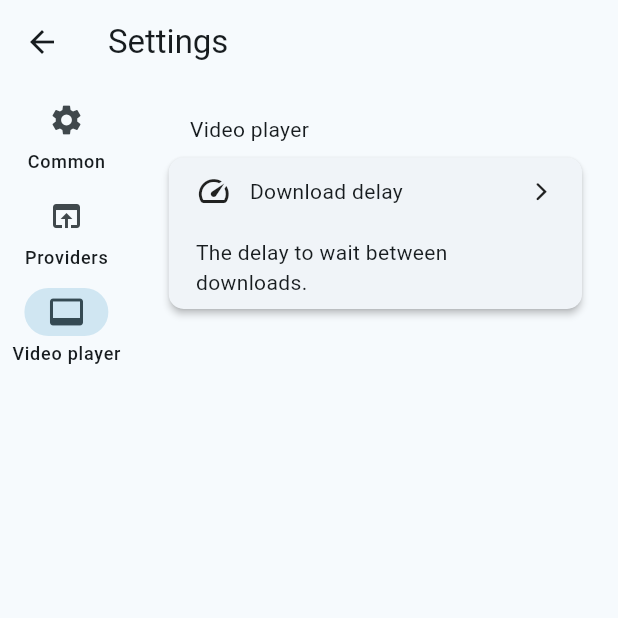
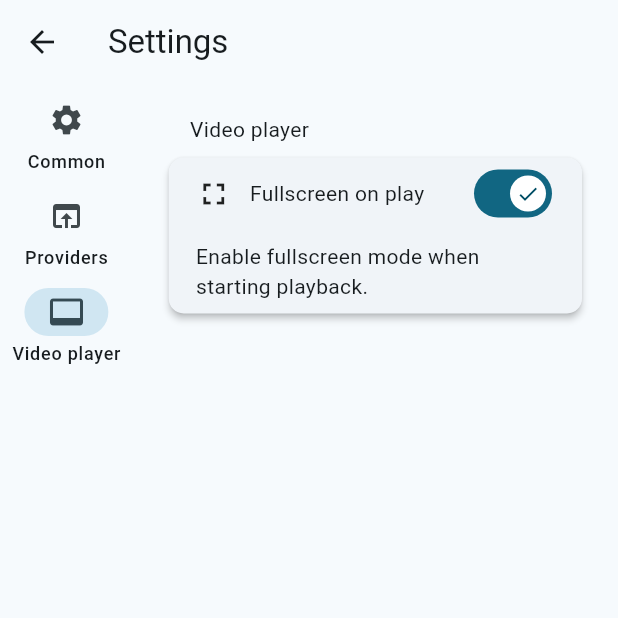
Before and after one commit to callisto-jovy/Viddroid, a Flutter app: the SettingsView screen opened directly, after a tap on "Providers", after a tap on "Video player", on a phone screen of 412 x 824 dp, the top half of it. Run offline on Flutter 3.47's test engine with Material 2 defaults, Android fonts, the light colour scheme and no system bars; our stand-ins replace awesome_snackbar_content, cached_network_image, cookie_jar, dio, dio_cookie_manager, file_picker and 2 more; missing offline and left inert: encrypt, jovial_misc, local_notifier, localstore, media_kit, media_kit_video and 3 more; statements that could not run were skipped.

Commit message:
More settings.

```diff
--- a/lib/main.dart
+++ b/lib/main.dart
@@ -2,7 +2,6 @@ import 'package:flutter/material.dart';
 import 'package:local_notifier/local_notifier.dart';
 import 'package:viddroid_flutter_desktop/util/custom_scroll_behaviour.dart';
 import 'package:viddroid_flutter_desktop/util/setting/settings.dart';
-import 'package:viddroid_flutter_desktop/util/watchable/watchables.dart';
 import 'package:viddroid_flutter_desktop/views/main_view.dart';
 
 void main() async {
--- a/lib/views/settings_view.dart
+++ b/lib/views/settings_view.dart
@@ -2,6 +2,7 @@ import 'package:flutter/material.dart';
 import 'package:viddroid_flutter_desktop/views/providers_view.dart';
 import 'package:viddroid_flutter_desktop/widgets/settings/base_settings_tile.dart';
 
+import '../util/setting/settings.dart';
 import '../widgets/settings/settings_list.dart';
 import '../widgets/settings/settings_section.dart';
 import '../widgets/snackbars.dart';
@@ -32,9 +33,7 @@ class _SettingsViewState extends State<SettingsView> {
                   description: const Text('Choose the application\'s language.'),
                   onPressed: (c) => ScaffoldMessenger.of(context)
                       .showSnackBar(infoSnackbar('This feature is not implemented yet')),
-                  initialValue: false,
                   tileType: SettingsTileType.navigationTile,
-                  enabled: true,
                 ),
               ],
               margin: const EdgeInsetsDirectional.all(20),
@@ -46,16 +45,13 @@ class _SettingsViewState extends State<SettingsView> {
                 SimpleSettingsTile(
                   leading: const Icon(Icons.pageview_rounded),
                   title: const Text('Selected providers'),
-                  description:
-                      const Text('Choose which providers should be searched.'),
-                  initialValue: false,
+                  description: const Text('Choose which providers should be searched.'),
                   tileType: SettingsTileType.navigationTile,
                   onPressed: (context) => Navigator.push(
                       context,
                       MaterialPageRoute(
                         builder: (context) => const ProviderSelectionView(),
                       )),
-                  enabled: true,
                 )
               ],
               margin: const EdgeInsetsDirectional.all(20),
@@ -65,14 +61,17 @@ class _SettingsViewState extends State<SettingsView> {
               icon: const Icon(Icons.video_label),
               tiles: [
                 SimpleSettingsTile(
-                  leading: const Icon(Icons.speed),
-                  title: const Text('Download delay'),
-                  description: const Text('The delay to wait between downloads.'),
-                  onPressed: (c) => ScaffoldMessenger.of(context)
-                      .showSnackBar(infoSnackbar('This feature is not implemented yet')),
-                  initialValue: false,
-                  tileType: SettingsTileType.navigationTile,
-                  enabled: true,
+                  leading: const Icon(Icons.fullscreen),
+                  title: const Text('Fullscreen on play'),
+                  description: const Text('Enable fullscreen mode when starting playback.'),
+                  onPressed: null,
+                  initialValue: Settings().get(Settings.changeFullscreen),
+                  tileType: SettingsTileType.switchTile,
+                  onToggle: (val) {
+                    setState(() {
+                      Settings().saveSetting(Settings.changeFullscreen, val);
+                    });
+                  },
                 )
               ],
               margin: const EdgeInsetsDirectional.all(20),
--- a/lib/widgets/settings/switch_settings_tile.dart
+++ b/lib/widgets/settings/switch_settings_tile.dart
@@ -1,14 +1,25 @@
-import 'package:flutter/cupertino.dart';
+import 'package:flutter/material.dart';
 
 class SwitchSettingsTile extends StatelessWidget {
   final Function(bool value)? onToggle;
   final bool? initialValue;
 
-  const SwitchSettingsTile({super.key, this.onToggle, this.initialValue});
+  final MaterialStateProperty<Icon?> thumbIcon = MaterialStateProperty.resolveWith<Icon?>(
+    (Set<MaterialState> states) {
+      // Thumb icon when the switch is selected.
+      if (states.contains(MaterialState.selected)) {
+        return const Icon(Icons.check);
+      }
+      return const Icon(Icons.close);
+    },
+  );
+
+  SwitchSettingsTile({super.key, this.onToggle, this.initialValue});
 
   @override
   Widget build(BuildContext context) {
-    return CupertinoSwitch(
+    return Switch(
+      thumbIcon: thumbIcon,
       value: initialValue ?? true,
       onChanged: onToggle,
     );
```
Also changed, not shown: lib/util/setting/settings.dart (+11 -14 lines), lib/views/video_player.dart (+3 -4 lines).
